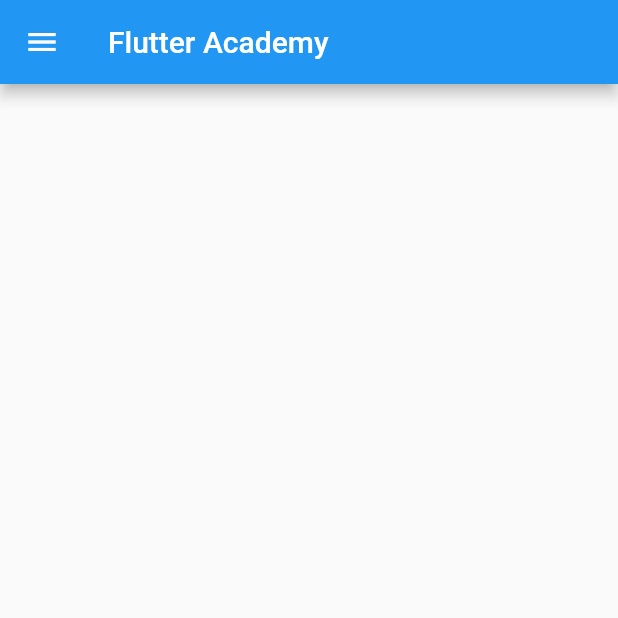
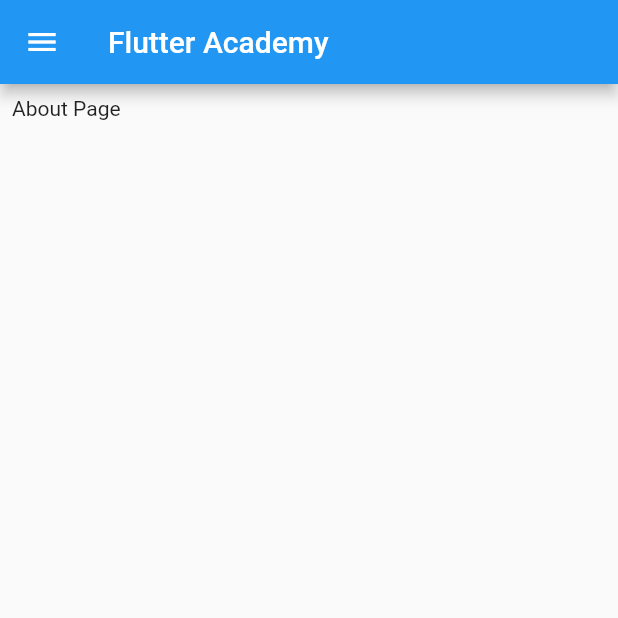
Before and after one commit to PaulMuchwat/Tutorials-Web-App, a Flutter app: the AboutPage screen opened directly, on a phone screen of 412 x 824 dp, the top half of it. Run offline on Flutter 3.47's test engine with Material 2 defaults, Android fonts, the phone set to English and light mode, and no system bars; our stand-ins replace appwrite, flutter_riverpod, hive_flutter, shared_preferences; accounts and stored records are empty; network calls fail.

Commit message:
more fixes

```diff
--- a/lib/app/pages/about.pages.dart
+++ b/lib/app/pages/about.pages.dart
@@ -12,6 +12,10 @@
       body: ListView(
         children: const <Widget>[
           TopNav(),
+          Padding(
+            padding: EdgeInsets.all(8.0),
+            child: Text("About Page"),
+          )
         ],
       ),
       drawer: MediaQuery.of(context).size.width > ScreenSizes.md
--- a/lib/app/view_models/watchlist.vm.dart
+++ b/lib/app/view_models/watchlist.vm.dart
@@ -4,7 +4,7 @@
 import 'course.vm.dart';
 
 class WatchlistVM extends StateNotifier<List<CourseVM>> {
-  WatchlistService _watchlistService;
+  final WatchlistService _watchlistService;
   final String? userId;
 
   WatchlistVM(this._watchlistService, {this.userId}) : super(const []) {
--- a/lib/app/widgets/course_card.widget.dart
+++ b/lib/app/widgets/course_card.widget.dart
@@ -21,7 +21,7 @@
 
   @override
   Widget build(BuildContext context) {
-    return Container(
+    return SizedBox(
       width: 350.0,
       child: Card(
         clipBehavior: Clip.antiAlias,
@@ -39,7 +39,7 @@
                 padding: const EdgeInsets.all(16.0),
                 child: Text(
                   title,
-                  style: Theme.of(context).textTheme.headline4,
+                  style: Theme.of(context).textTheme.headlineMedium,
                 ),
               ),
               Expanded(
```
Also changed, not shown: lib/app/routes/router_delegate.router.dart (+3 -7 lines).
